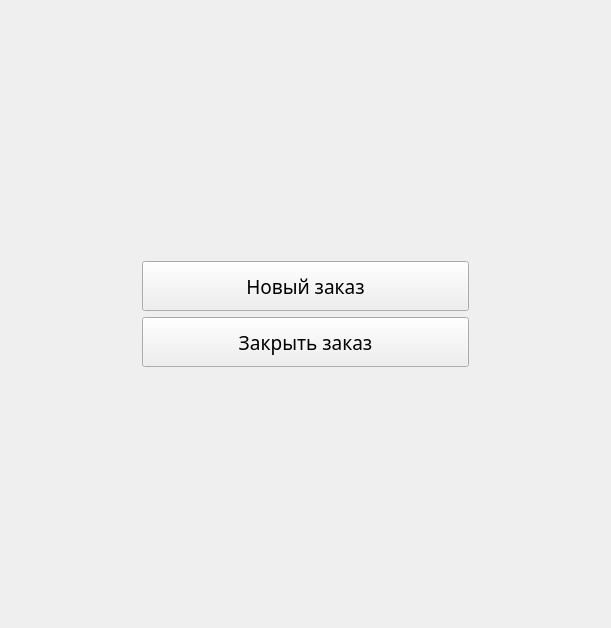
Before: the Qt Designer form View/FormMain.ui in Neomer/Cassa, drawn with Qt 5.
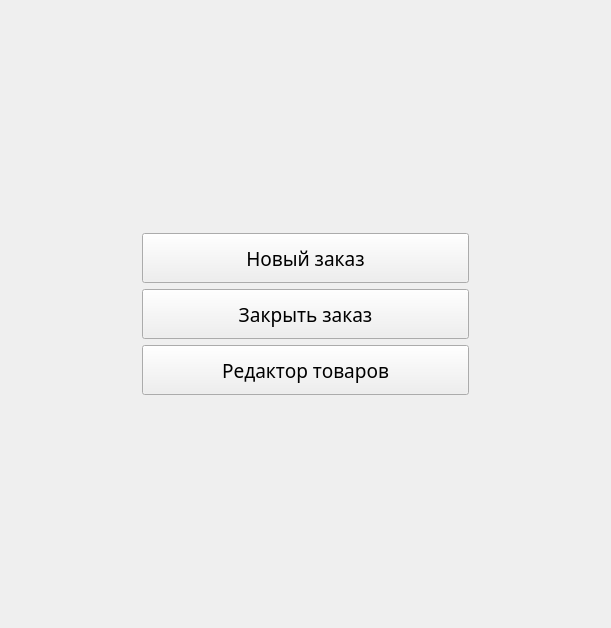
After: the same form once the commit is applied.

```diff
--- a/View/FormMain.ui
+++ b/View/FormMain.ui
@@ -82,6 +82,25 @@
          </property>
         </widget>
        </item>
+       <item>
+        <widget class="QPushButton" name="cmdProducts">
+         <property name="minimumSize">
+          <size>
+           <width>0</width>
+           <height>50</height>
+          </size>
+         </property>
+         <property name="font">
+          <font>
+           <family>DFKai-SB</family>
+           <pointsize>14</pointsize>
+          </font>
+         </property>
+         <property name="text">
+          <string>Редактор товаров</string>
+         </property>
+        </widget>
+       </item>
        <item>
         <spacer name="verticalSpacer">
          <property name="orientation">
```
